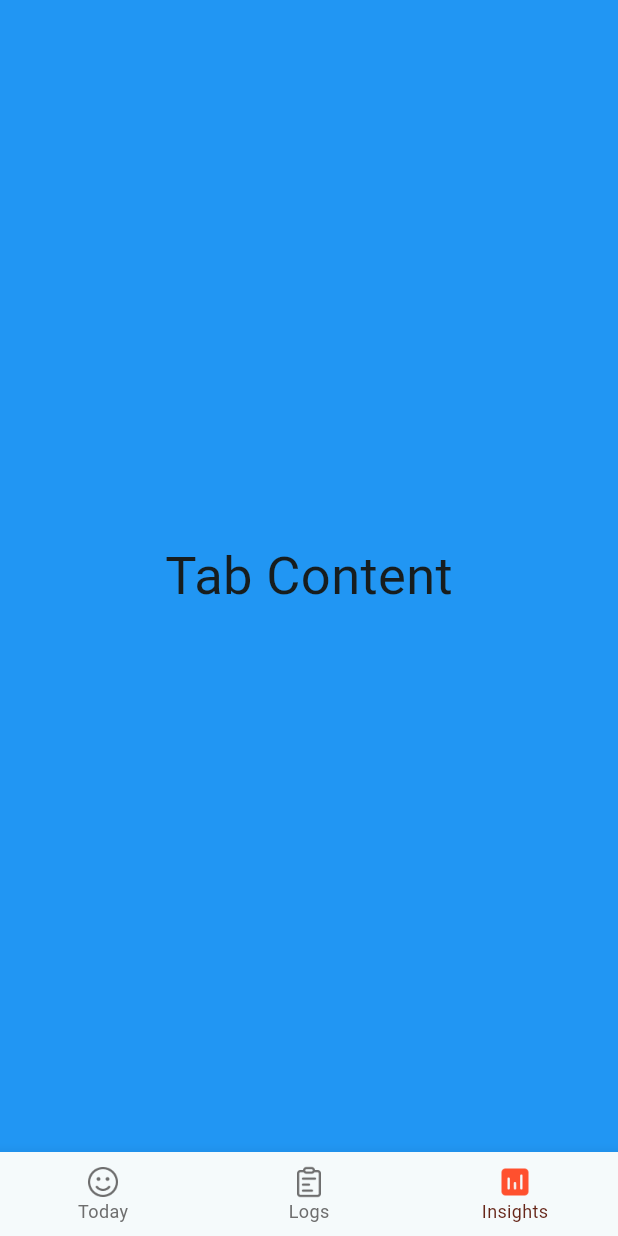
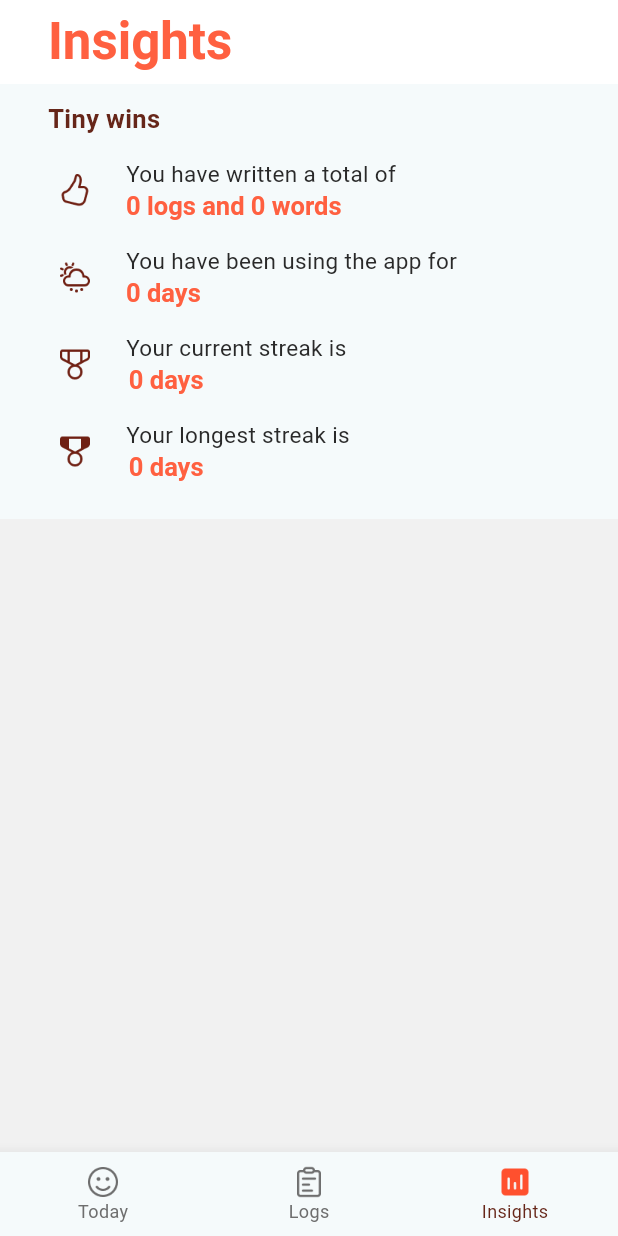
Before and after one commit to aravindkarthik96/tinylogs, a Flutter app: the TinyLogsHomePage screen opened directly, item 3 of the bottom bar chosen, on a phone screen of 412 x 824 dp. Run offline on Flutter 3.47's test engine with Material 3 defaults, Android fonts, the light colour scheme and no system bars; our stand-ins replace shared_preferences, sqflite, sqflite_common_ffi; accounts and stored records are empty; Roboto replaces fonts that are missing (SF Pro Display, SF Pro Text).

Commit message:
Added insights page

```diff
--- a/lib/screens/home/TinyLogsHomePage.dart
+++ b/lib/screens/home/TinyLogsHomePage.dart
@@ -1,8 +1,8 @@
 import 'package:flutter/material.dart';
+import 'package:tinylogs/screens/home/tabs/InsightsPage.dart';
 import 'package:tinylogs/screens/home/tabs/TodayPage.dart';
 
 import 'tabs/LogsPage.dart';
-import '../TinyLogsAddLogPage.dart';
 
 class TinyLogsHomePage extends StatefulWidget {
   const TinyLogsHomePage({super.key});
@@ -17,7 +17,7 @@ class _TinyLogsHomePageState extends State<TinyLogsHomePage> {
   final List<Widget> _children = [
     const TodayPage(),
     const LogsPage(),
-    const PlaceholderWidget(Colors.blue),
+    const InsightsPage(),
   ];
 
   void onTabTapped(int index) {
@@ -84,19 +84,3 @@ class _TinyLogsHomePageState extends State<TinyLogsHomePage> {
     );
   }
 }
-
-class PlaceholderWidget extends StatelessWidget {
-  final Color color;
-
-  const PlaceholderWidget(this.color, {super.key});
-
-  @override
-  Widget build(BuildContext context) {
-    return Container(
-      color: color,
-      child: const Center(
-        child: Text('Tab Content', style: TextStyle(fontSize: 35)),
-      ),
-    );
-  }
-}
--- a/lib/screens/home/tabs/InsightsPage.dart
+++ b/lib/screens/home/tabs/InsightsPage.dart
@@ -0,0 +1,258 @@
+import 'package:flutter/material.dart';
+import 'package:intl/intl.dart';
+import 'package:tinylogs/data/DatabaseHelper.dart';
+import 'package:tinylogs/data/LogEntry.dart';
+
+class InsightsPage extends StatefulWidget {
+  const InsightsPage({super.key});
+
+  @override
+  _InsightsPageState createState() => _InsightsPageState();
+}
+
+class _InsightsPageState extends State<InsightsPage> {
+  List<LogEntry> logs = [];
+
+  int logCount = 0;
+  int timeSinceFirstLog = 0;
+  int wordCount = 0;
+  List<DateTime> longestStreak = [];
+  List<DateTime> currentStreak = [];
+  String longestStreakDescription = "";
+  String currentStreakDescription = "";
+
+  @override
+  void initState() {
+    super.initState();
+    loadInsights();
+  }
+
+  Future<void> loadInsights() async {
+    List<LogEntry> updatedLogs = await DatabaseHelper.instance.queryAllLogs();
+    List<DateTime> uniqueLogDates =
+        await DatabaseHelper.instance.fetchUniqueLogDates();
+    setState(
+      () {
+        logCount = updatedLogs.length;
+        wordCount = getTotalWordCount(updatedLogs);
+        timeSinceFirstLog =
+            DateTime.now().difference(updatedLogs.first.creationDate).inDays;
+        longestStreak = getLongestStreak(uniqueLogDates);
+        currentStreak = getCurrentStreak(uniqueLogDates);
+      },
+    );
+  }
+
+  int getTotalWordCount(List<LogEntry> logs) {
+    int totalWords = 0;
+
+    for (var log in logs) {
+      List<String> words = log.content.split(RegExp(r'\s+'));
+
+      words = words.where((word) => word.isNotEmpty).toList();
+
+      totalWords += words.length;
+    }
+
+    return totalWords;
+  }
+
+  List<DateTime> getLongestStreak(List<DateTime> uniqueLogDates) {
+    uniqueLogDates.sort((a, b) => a.compareTo(b));
+
+    List<DateTime> longestStreak = [];
+    List<DateTime> currentStreak = [];
+
+    for (int i = 0; i < uniqueLogDates.length; i++) {
+      if (i == 0 ||
+          uniqueLogDates[i].difference(uniqueLogDates[i - 1]).inDays == 1) {
+        currentStreak.add(uniqueLogDates[i]);
+      } else {
+        if (currentStreak.length > longestStreak.length) {
+          longestStreak = List.from(currentStreak);
+        }
+        currentStreak = [uniqueLogDates[i]];
+      }
+    }
+
+    if (currentStreak.length > longestStreak.length) {
+      longestStreak = currentStreak;
+    }
+
+    return longestStreak;
+  }
+
+  List<DateTime> getCurrentStreak(List<DateTime> uniqueLogDates) {
+    uniqueLogDates.sort((a, b) => b.compareTo(a));
+
+    List<DateTime> currentStreak = [];
+    DateTime today = DateTime.now();
+    DateTime currentDate = DateTime(today.year, today.month, today.day);
+
+    for (DateTime date in uniqueLogDates) {
+      if (date.isAtSameMomentAs(currentDate) ||
+          (currentStreak.isNotEmpty &&
+              date.difference(currentStreak.last).inDays == -1)) {
+        currentStreak.add(date);
+        currentDate = currentDate.subtract(Duration(days: 1));
+      } else {
+        break;
+      }
+    }
+
+    return currentStreak;
+  }
+
+  @override
+  Widget build(BuildContext context) {
+    return Scaffold(
+      appBar: AppBar(
+        automaticallyImplyLeading: false,
+        title: const Padding(
+          padding: EdgeInsets.only(left: 16.0),
+          child: Text(
+            "Insights",
+            style: TextStyle(
+              fontFamily: "SF Pro Display",
+              fontWeight: FontWeight.w700,
+              fontSize: 34,
+              color: Color(0xFFFF6040),
+            ),
+          ),
+        ),
+        backgroundColor: Colors.white,
+        centerTitle: false,
+      ),
+      body: Column(
+        children: [
+          Padding(
+            padding: const EdgeInsets.fromLTRB(32, 12, 32, 24),
+            child: Column(
+              crossAxisAlignment: CrossAxisAlignment.start,
+              children: [
+                const Text(
+                  "Tiny wins",
+                  textAlign: TextAlign.left,
+                  style: TextStyle(
+                      fontFamily: "SF Pro Display",
+                      fontSize: 17,
+                      fontWeight: FontWeight.w600,
+                      height: 1.3,
+                      color: Color(0xFF662619)),
+                ),
+                const SizedBox(
+                  height: 16,
+                ),
+                addInsight(
+                  "assets/images/icon_thumbs_up.png",
+                  "You have written a total of",
+                  "$logCount logs and $wordCount words",
+                  "",
+                ),
+                const SizedBox(
+                  height: 16,
+                ),
+                addInsight(
+                  "assets/images/icon_cloud_with_sun_and_rain.png",
+                  "You have been using the app for",
+                  "$timeSinceFirstLog days",
+                  "",
+                ),
+                const SizedBox(
+                  height: 16,
+                ),
+                addInsight(
+                  "assets/images/icon_medal.png",
+                  "Your current streak is",
+                  "${currentStreak.length} days",
+                  " ${getStreakDescription(currentStreak)}",
+                ),
+                const SizedBox(
+                  height: 16,
+                ),
+                addInsight(
+                  "assets/images/icon_medal_dark.png",
+                  "Your longest streak is",
+                  "${longestStreak.length} days",
+                  " ${getStreakDescription(longestStreak)}",
+                ),
+              ],
+            ),
+          ),
+          Expanded(
+            child: Container(
+              color: const Color(0xFFF1F1F1),
+            ),
+          )
+        ],
+      ),
+    );
+  }
+
+  Row addInsight(
+    String icon,
+    String title,
+    String subtitle,
+    String description,
+  ) {
+    return Row(
+      children: [
+        Image.asset(
+          icon,
+          width: 36,
+          height: 36,
+        ),
+        const SizedBox(
+          width: 16,
+        ),
+        Column(
+          crossAxisAlignment: CrossAxisAlignment.start,
+          children: [
+            Text(title,
+                style: const TextStyle(
+                    fontFamily: "SF Pro Display",
+                    fontSize: 15,
+                    fontWeight: FontWeight.w400,
+                    height: 1.3,
+                    color: Color(0xFF292929))),
+            RichText(
+              textAlign: TextAlign.center,
+              text: TextSpan(
+                children: [
+                  TextSpan(
+                    text: subtitle,
+                    style: const TextStyle(
+                        fontFamily: "SF Pro Display",
+                        fontSize: 17,
+                        fontWeight: FontWeight.w600,
+                        height: 1.3,
+                        color: Color(0xFFFF6040)),
+                  ),
+                  TextSpan(
+                    text: description,
+                    style: const TextStyle(
+                      fontFamily: "SF Pro Text",
+                      color: Colors.black,
+                      fontWeight: FontWeight.w400,
+                      fontSize: 15.0,
+                      height: 1.3,
+                    ),
+                  ),
+                ],
+              ),
+            )
+          ],
+        ),
+      ],
+    );
+  }
+
+  String getStreakDescription(List<DateTime> longestStreak) {
+    if (longestStreak.isEmpty) {
+      return "";
+    }
+
+    var dateFormat = DateFormat("d MMM");
+    return "from ${dateFormat.format(longestStreak.first)} - ${dateFormat.format(longestStreak.last)}";
+  }
+}
--- a/lib/screens/home/tabs/LogsPage.dart
+++ b/lib/screens/home/tabs/LogsPage.dart
@@ -38,13 +38,16 @@ class _LogsPageState extends State<LogsPage> {
             snap: true,
             floating: true,
             centerTitle: false,
-            title: Text(
+            title: Padding(
+              padding: EdgeInsets.only(left: 16.0),
+              child: Text(
                 "Logs",
                 style: TextStyle(
                   fontFamily: "SF Pro Display",
                   fontWeight: FontWeight.w700,
                   fontSize: 34,
                   color: Color(0xFFFF6040),
+                ),
               ),
             ),
             backgroundColor: Colors.white,
--- a/pubspec.yaml
+++ b/pubspec.yaml
@@ -46,6 +46,10 @@ flutter:
     - assets/images/icon_notes_selected.png
     - assets/images/background_logs_month_separator.png
     - assets/images/icon_today_empty_state.png
+    - assets/images/icon_cloud_with_sun_and_rain.png
+    - assets/images/icon_medal.png
+    - assets/images/icon_medal_dark.png
+    - assets/images/icon_thumbs_up.png
 
 fonts:
   - family: SF Pro Text
```
Also changed, not shown: lib/data/DatabaseHelper.dart (+29 -0 lines), lib/widgets/CalendarWidget.dart (added, +79 -0 lines), assets/images/icon_cloud_with_sun_and_rain.png (added), assets/images/icon_medal.png (added), assets/images/icon_medal_dark.png (added), assets/images/icon_thumbs_up.png (added). Lines whose indentation alone changed are shown as unchanged.
